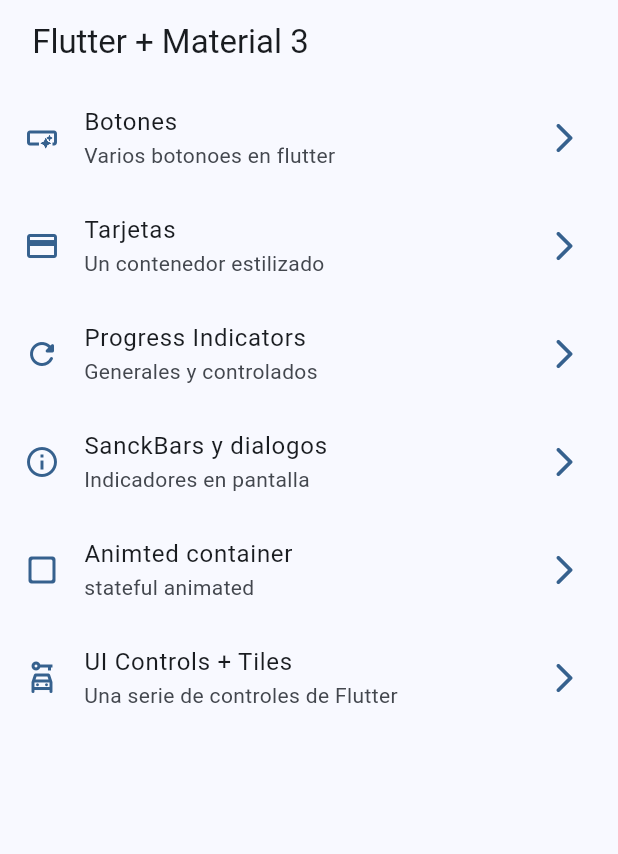
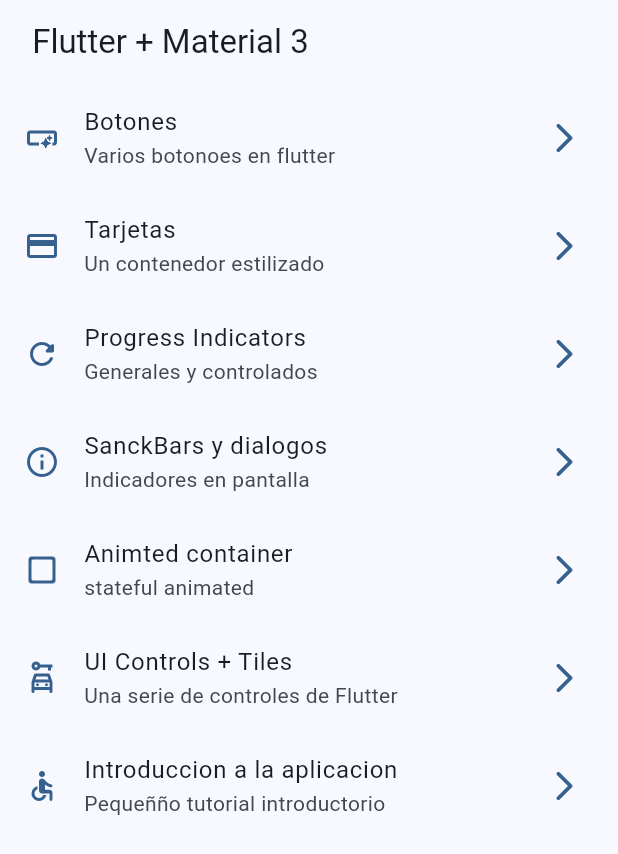
Before and after one commit to DSOscarDev/widgets_app, a Flutter app: the screen it shows after launch, on a phone screen of 412 x 824 dp. Shown: the top 854 px of the screen. Run offline on Flutter 3.47's test engine with Material 3 defaults, Android fonts, the phone set to English and light mode, and no system bars; our stand-ins replace go_router.

Commit message:
tutoriAL ADDED

```diff
--- a/lib/config/menu/menu_items.dart
+++ b/lib/config/menu/menu_items.dart
@@ -57,4 +57,11 @@ const appMenuItems =<MenuItem>[
   icon: Icons.car_rental_outlined
   ),
 
+  MenuItem(
+  title: 'Introduccion a la aplicacion',
+  subTitle: 'Pequeñño tutorial introductorio',
+  link: '/tutorial',
+  icon: Icons.accessible_rounded
+  ),
+
 ];
--- a/lib/config/router/app_router.dart
+++ b/lib/config/router/app_router.dart
@@ -41,5 +41,10 @@ final appRouter = GoRouter(
       name: UiControlsScreen.name,
       builder: (context, state) => const UiControlsScreen(),
     ),
+    GoRoute(
+      path: '/tutorial',
+      name: AppTutorialScreen.name,
+      builder: (context, state) => const AppTutorialScreen(),
+    ),
   ]
 );
```
